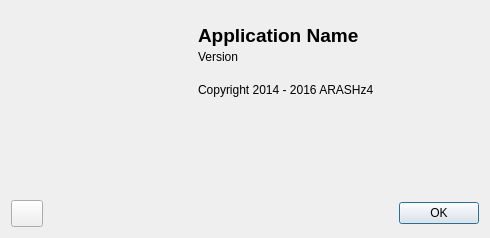
Qt form Source/about.ui (ARASHz4/Advanced_Downloader) before a commit.
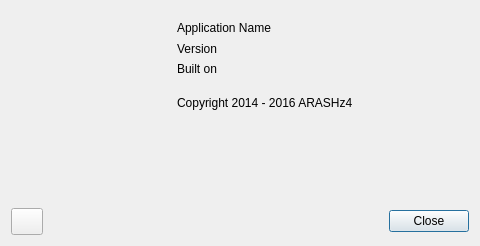
The same form after that commit. Icons and pictures are not drawn.

The edit to the form file:
```diff
--- a/Source/about.ui
+++ b/Source/about.ui
@@ -6,20 +6,20 @@
    <rect>
     <x>0</x>
     <y>0</y>
-    <width>490</width>
-    <height>238</height>
+    <width>480</width>
+    <height>246</height>
    </rect>
   </property>
   <property name="minimumSize">
    <size>
-    <width>490</width>
-    <height>238</height>
+    <width>480</width>
+    <height>246</height>
    </size>
   </property>
   <property name="maximumSize">
    <size>
-    <width>490</width>
-    <height>238</height>
+    <width>480</width>
+    <height>246</height>
    </size>
   </property>
   <property name="windowTitle">
@@ -31,10 +31,7 @@
   </property>
   <layout class="QGridLayout" name="gridLayout_2">
    <item row="0" column="0">
-    <layout class="QVBoxLayout" name="verticalLayout_4">
-     <property name="spacing">
-      <number>0</number>
-     </property>
+    <layout class="QVBoxLayout" name="verticalLayout">
      <item>
       <widget class="QLabel" name="aboutIcon">
        <property name="sizePolicy">
@@ -45,25 +42,16 @@
        </property>
        <property name="minimumSize">
         <size>
-         <width>181</width>
-         <height>181</height>
+         <width>160</width>
+         <height>160</height>
         </size>
        </property>
        <property name="maximumSize">
         <size>
-         <width>181</width>
-         <height>181</height>
+         <width>160</width>
+         <height>160</height>
         </size>
        </property>
-       <property name="mouseTracking">
-        <bool>true</bool>
-       </property>
-       <property name="layoutDirection">
-        <enum>Qt::LeftToRight</enum>
-       </property>
-       <property name="textFormat">
-        <enum>Qt::AutoText</enum>
-       </property>
        <property name="pixmap">
         <pixmap resource="ADResource.qrc">:/Icon/Icons/Big Icon.png</pixmap>
        </property>
@@ -73,11 +61,21 @@
        <property name="alignment">
         <set>Qt::AlignHCenter|Qt::AlignTop</set>
        </property>
-       <property name="wordWrap">
-        <bool>false</bool>
-       </property>
       </widget>
      </item>
+     <item>
+      <spacer name="verticalSpacer">
+       <property name="orientation">
+        <enum>Qt::Vertical</enum>
+       </property>
+       <property name="sizeHint" stdset="0">
+        <size>
+         <width>20</width>
+         <height>40</height>
+        </size>
+       </property>
+      </spacer>
+     </item>
     </layout>
    </item>
    <item row="0" column="1">
@@ -85,22 +83,6 @@
      <property name="spacing">
       <number>0</number>
      </property>
-     <item row="0" column="0">
-      <spacer name="verticalSpacer_5">
-       <property name="orientation">
-        <enum>Qt::Vertical</enum>
-       </property>
-       <property name="sizeType">
-        <enum>QSizePolicy::Fixed</enum>
-       </property>
-       <property name="sizeHint" stdset="0">
-        <size>
-         <width>20</width>
-         <height>13</height>
-        </size>
-       </property>
-      </spacer>
-     </item>
      <item row="1" column="0">
       <layout class="QHBoxLayout" name="horizontalLayout_3">
        <property name="spacing">
@@ -120,16 +102,6 @@
            <height>19</height>
           </size>
          </property>
-         <property name="font">
-          <font>
-           <pointsize>14</pointsize>
-           <weight>75</weight>
-           <italic>false</italic>
-           <bold>true</bold>
-           <strikeout>false</strikeout>
-           <kerning>true</kerning>
-          </font>
-         </property>
          <property name="text">
           <string notr="true">Application Name</string>
          </property>
@@ -158,25 +130,6 @@
        <property name="spacing">
         <number>0</number>
        </property>
-       <item>
-        <widget class="QLabel" name="VersionLabel">
-         <property name="sizePolicy">
-          <sizepolicy hsizetype="Preferred" vsizetype="Fixed">
-           <horstretch>0</horstretch>
-           <verstretch>0</verstretch>
-          </sizepolicy>
-         </property>
-         <property name="minimumSize">
-          <size>
-           <width>0</width>
-           <height>16</height>
-          </size>
-         </property>
-         <property name="text">
-          <string>Version </string>
-         </property>
-        </widget>
-       </item>
        <item>
         <widget class="QLabel" name="ApplicationVersionLabel">
          <property name="sizePolicy">
@@ -195,7 +148,7 @@
           <string notr="true"/>
          </property>
          <property name="text">
-          <string notr="true"/>
+          <string notr="true">Version</string>
          </property>
          <property name="textInteractionFlags">
           <set>Qt::LinksAccessibleByMouse|Qt::TextSelectableByMouse</set>
@@ -217,23 +170,7 @@
        </item>
       </layout>
      </item>
-     <item row="3" column="0">
-      <spacer name="verticalSpacer_2">
-       <property name="orientation">
-        <enum>Qt::Vertical</enum>
-       </property>
-       <property name="sizeType">
-        <enum>QSizePolicy::Fixed</enum>
-       </property>
-       <property name="sizeHint" stdset="0">
-        <size>
-         <width>20</width>
-         <height>13</height>
-        </size>
-       </property>
-      </spacer>
-     </item>
-     <item row="4" column="0">
+     <item row="5" column="0">
       <layout class="QHBoxLayout" name="horizontalLayout_4">
        <property name="spacing">
         <number>0</number>
@@ -272,15 +209,89 @@
        </item>
       </layout>
      </item>
-     <item row="5" column="0">
+     <item row="7" column="0">
+      <spacer name="verticalSpacer_2">
+       <property name="orientation">
+        <enum>Qt::Vertical</enum>
+       </property>
+       <property name="sizeHint" stdset="0">
+        <size>
+         <width>20</width>
+         <height>18</height>
+        </size>
+       </property>
+      </spacer>
+     </item>
+     <item row="3" column="0">
+      <layout class="QHBoxLayout" name="horizontalLayout_5">
+       <property name="spacing">
+        <number>0</number>
+       </property>
+       <item>
+        <widget class="QLabel" name="ApplicationBuiltOnDateLabel">
+         <property name="sizePolicy">
+          <sizepolicy hsizetype="Preferred" vsizetype="Fixed">
+           <horstretch>0</horstretch>
+           <verstretch>0</verstretch>
+          </sizepolicy>
+         </property>
+         <property name="minimumSize">
+          <size>
+           <width>0</width>
+           <height>16</height>
+          </size>
+         </property>
+         <property name="text">
+          <string notr="true">Built on</string>
+         </property>
+         <property name="textInteractionFlags">
+          <set>Qt::LinksAccessibleByMouse|Qt::TextSelectableByMouse</set>
+         </property>
+        </widget>
+       </item>
+       <item>
+        <spacer name="horizontalSpacer_5">
+         <property name="orientation">
+          <enum>Qt::Horizontal</enum>
+         </property>
+         <property name="sizeHint" stdset="0">
+          <size>
+           <width>40</width>
+           <height>20</height>
+          </size>
+         </property>
+        </spacer>
+       </item>
+      </layout>
+     </item>
+     <item row="4" column="0">
       <spacer name="verticalSpacer_4">
        <property name="orientation">
         <enum>Qt::Vertical</enum>
        </property>
+       <property name="sizeType">
+        <enum>QSizePolicy::Fixed</enum>
+       </property>
        <property name="sizeHint" stdset="0">
         <size>
          <width>20</width>
-         <height>38</height>
+         <height>14</height>
+        </size>
+       </property>
+      </spacer>
+     </item>
+     <item row="0" column="0">
+      <spacer name="verticalSpacer_6">
+       <property name="orientation">
+        <enum>Qt::Vertical</enum>
+       </property>
+       <property name="sizeType">
+        <enum>QSizePolicy::Fixed</enum>
+       </property>
+       <property name="sizeHint" stdset="0">
+        <size>
+         <width>20</width>
+         <height>8</height>
         </size>
        </property>
       </spacer>
@@ -300,6 +311,9 @@
        <property name="toolTip">
         <string>About Qt</string>
        </property>
+       <property name="text">
+        <string/>
+       </property>
        <property name="icon">
         <iconset resource="ADResource.qrc">
          <normaloff>:/Icon/Icons/Qt.png</normaloff>:/Icon/Icons/Qt.png</iconset>
@@ -320,7 +334,7 @@
        <property name="sizeHint" stdset="0">
         <size>
          <width>40</width>
-         <height>20</height>
+         <height>0</height>
         </size>
        </property>
       </spacer>
@@ -334,7 +348,7 @@
         </sizepolicy>
        </property>
        <property name="text">
-        <string>OK</string>
+        <string>Close</string>
        </property>
       </widget>
      </item>
```
Left out of the diff: 9 changed lines with no effect on the pictures.
